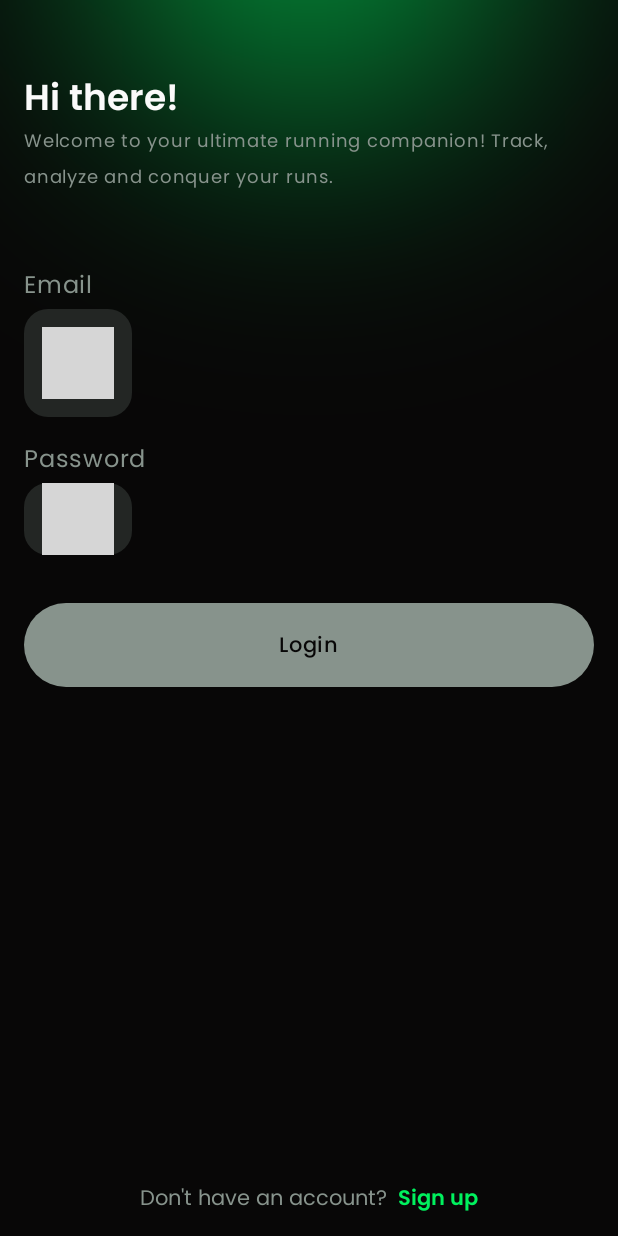
After one commit to galmax1/RunAway, an Android app built with Jetpack Compose: the composable LoginScreen shown on its own in the app's theme, on a phone screen of 412 x 824 dp. The commit adds this screen. Run offline under Robolectric (Android 15) with nearby library versions, the phone set to English and light mode, and no system bars; 4 statements that could not run were skipped; grey boxes are pictures that could not be loaded.

Commit message:
1.0 - Auth - Login screen - done

```diff
--- a/auth/domain/src/main/java/com/galmax/auth/domain/AuthRepository.kt
+++ b/auth/domain/src/main/java/com/galmax/auth/domain/AuthRepository.kt
@@ -5,6 +5,8 @@ import com.galmax.core.domain.util.EmptyResult
 
 interface AuthRepository {
 
+    suspend fun login(email: String, password: String): EmptyResult<DataError.Network>
+
     suspend fun register(email: String, password: String): EmptyResult<DataError.Network>
 
 }
--- a/auth/presentation/src/main/java/com/galmax/auth/presentation/di/AuthViewModelModule.kt
+++ b/auth/presentation/src/main/java/com/galmax/auth/presentation/di/AuthViewModelModule.kt
@@ -1,9 +1,11 @@
 package com.galmax.auth.presentation.di
 
+import com.galmax.auth.presentation.login.LoginViewModel
 import com.galmax.auth.presentation.register.RegisterViewModel
 import org.koin.androidx.viewmodel.dsl.viewModelOf
 import org.koin.dsl.module
 
 val authViewModelModule = module {
     viewModelOf(::RegisterViewModel)
+    viewModelOf(::LoginViewModel)
 }
--- a/auth/presentation/src/main/java/com/galmax/auth/presentation/login/LoginAction.kt
+++ b/auth/presentation/src/main/java/com/galmax/auth/presentation/login/LoginAction.kt
@@ -1,7 +1,7 @@
 package com.galmax.auth.presentation.login
 
 sealed interface LoginAction {
-    data object OmTogglePasswordVisibility: LoginAction
+    data object OnTogglePasswordVisibility: LoginAction
     data object OnLoginClick: LoginAction
     data object OnRegisterClick: LoginAction
 }
--- /dev/null
+++ b/auth/presentation/src/main/java/com/galmax/auth/presentation/login/LoginScreen.kt
@@ -0,0 +1,207 @@
+@file:OptIn(ExperimentalFoundationApi::class)
+
+package com.galmax.auth.presentation.login
+
+import android.widget.Toast
+import androidx.compose.foundation.ExperimentalFoundationApi
+import androidx.compose.foundation.layout.Box
+import androidx.compose.foundation.layout.Column
+import androidx.compose.foundation.layout.Spacer
+import androidx.compose.foundation.layout.fillMaxSize
+import androidx.compose.foundation.layout.fillMaxWidth
+import androidx.compose.foundation.layout.height
+import androidx.compose.foundation.layout.navigationBarsPadding
+import androidx.compose.foundation.layout.padding
+import androidx.compose.foundation.rememberScrollState
+import androidx.compose.foundation.text.ClickableText
+import androidx.compose.foundation.verticalScroll
+import androidx.compose.material3.MaterialTheme
+import androidx.compose.material3.Text
+import androidx.compose.runtime.Composable
+import androidx.compose.ui.Alignment
+import androidx.compose.ui.Modifier
+import androidx.compose.ui.platform.LocalContext
+import androidx.compose.ui.platform.LocalSoftwareKeyboardController
+import androidx.compose.ui.res.stringResource
+import androidx.compose.ui.text.SpanStyle
+import androidx.compose.ui.text.buildAnnotatedString
+import androidx.compose.ui.text.font.FontWeight
+import androidx.compose.ui.text.input.KeyboardType
+import androidx.compose.ui.text.withStyle
+import androidx.compose.ui.tooling.preview.Preview
+import androidx.compose.ui.unit.dp
+import androidx.compose.ui.unit.sp
+import com.galmax.auth.presentation.R
+import com.galmax.core.presentation.designsystem.EmailIcon
+import com.galmax.core.presentation.designsystem.Poppins
+import com.galmax.core.presentation.designsystem.RunAwayTheme
+import com.galmax.core.presentation.designsystem.components.GradientBackground
+import com.galmax.core.presentation.designsystem.components.RuniqueActionButton
+import com.galmax.core.presentation.designsystem.components.RuniquePasswordTextField
+import com.galmax.core.presentation.designsystem.components.RuniqueTextField
+import com.galmax.core.presentation.ui.ObserveAsEvents
+import org.koin.androidx.compose.koinViewModel
+
+@Composable
+fun LoginScreenRoot(
+    onLoginSuccess: () -> Unit,
+    onSignUpClick: () -> Unit,
+    viewModel: LoginViewModel = koinViewModel()
+) {
+    val context = LocalContext.current
+    val keyboardController = LocalSoftwareKeyboardController.current
+    ObserveAsEvents(flow = viewModel.events) { event ->
+        when (event) {
+            is LoginEvent.Error -> {
+                keyboardController?.hide()
+                Toast.makeText(
+                    context,
+                    event.error.asString(context),
+                    Toast.LENGTH_LONG
+                ).show()
+            }
+
+            LoginEvent.LoginSuccess -> {
+                keyboardController?.hide()
+                Toast.makeText(
+                    context,
+                    R.string.youre_logged_in,
+                    Toast.LENGTH_LONG
+                ).show()
+
+                onLoginSuccess()
+            }
+        }
+    }
+    LoginScreen(
+        state = viewModel.state,
+        onAction = { action ->
+            when (action) {
+                is LoginAction.OnRegisterClick -> onSignUpClick()
+                else -> Unit
+            }
+            viewModel.onAction(action)
+        }
+    )
+
+}
+
+@Composable
+private fun LoginScreen(
+    state: LoginState,
+    onAction: (LoginAction) -> Unit
+) {
+    GradientBackground {
+        Column(
+            modifier = Modifier
+                .verticalScroll(rememberScrollState())
+                .fillMaxSize()
+                .padding(horizontal = 16.dp)
+                .padding(vertical = 32.dp)
+                .padding(top = 16.dp)
+        ) {
+            Text(
+                text = stringResource(id = R.string.hi_there),
+                fontWeight = FontWeight.SemiBold,
+                style = MaterialTheme.typography.headlineMedium
+            )
+
+            Text(
+                text = stringResource(id = R.string.runique_welcome_text),
+                fontSize = 12.sp,
+                color = MaterialTheme.colorScheme.onSurfaceVariant
+            )
+
+            Spacer(modifier = Modifier.height(48.dp))
+
+            RuniqueTextField(
+                state = state.email,
+                startIcon = EmailIcon,
+                endIcon = null,
+                keyboardType = KeyboardType.Email,
+                hint = stringResource(id = R.string.example_email),
+                title = stringResource(id = R.string.email),
+                modifier = Modifier.fillMaxWidth()
+            )
+            Spacer(modifier = Modifier.height(16.dp))
+            RuniquePasswordTextField(
+                state = state.password,
+                isPasswordVisible = state.isPasswordVisible,
+                onTogglePasswordVisibility = {
+                    onAction(LoginAction.OnTogglePasswordVisibility)
+                },
+                hint = stringResource(id = R.string.password),
+                title = stringResource(id = R.string.password),
+                modifier = Modifier.fillMaxWidth()
+            )
+            Spacer(modifier = Modifier.height(32.dp))
+            RuniqueActionButton(
+                text = stringResource(id = R.string.login),
+                isLoading = state.isLoggingIn,
+                enabled = state.canLogin && !state.isLoggingIn,
+                onClick = {
+                    onAction(LoginAction.OnLoginClick)
+                }
+            )
+        }
+
+        val annotatedString = buildAnnotatedString {
+            withStyle(
+                style = SpanStyle(
+                    fontFamily = Poppins,
+                    color = MaterialTheme.colorScheme.onSurfaceVariant
+                )
+            ) {
+                append(stringResource(id = R.string.dont_have_an_account) + " ")
+            }
+            append(" ")
+            pushStringAnnotation(
+                tag = "clickable_text",
+                annotation = stringResource(id = R.string.sign_up)
+            )
+            withStyle(
+                style = SpanStyle(
+                    fontWeight = FontWeight.SemiBold,
+                    color = MaterialTheme.colorScheme.primary,
+                    fontFamily = Poppins
+                )
+            ) {
+                append(stringResource(id = R.string.sign_up))
+            }
+        }
+        Box(
+            modifier =
+            Modifier
+                .fillMaxWidth()
+                .navigationBarsPadding()
+                .padding(bottom = 16.dp)
+                .weight(1f),
+            contentAlignment = Alignment.BottomCenter
+        ) {
+            ClickableText(
+                text = annotatedString,
+                onClick = { offset ->
+                    annotatedString.getStringAnnotations(
+                        "clickable_text",
+                        start = offset,
+                        end = offset
+                    ).firstOrNull()?.let {
+                        onAction(LoginAction.OnRegisterClick)
+                    }
+                }
+            )
+        }
+    }
+
+}
+
+@Preview
+@Composable
+private fun LoginScreenPreview() {
+    RunAwayTheme {
+        LoginScreen(
+            state = LoginState(),
+            onAction = {}
+        )
+    }
+}
--- /dev/null
+++ b/auth/presentation/src/main/java/com/galmax/auth/presentation/login/LoginState.kt
@@ -0,0 +1,14 @@
+@file:OptIn(ExperimentalFoundationApi::class)
+
+package com.galmax.auth.presentation.login
+
+import androidx.compose.foundation.ExperimentalFoundationApi
+import androidx.compose.foundation.text2.input.TextFieldState
+
+data class LoginState(
+    val email: TextFieldState = TextFieldState(),
+    val password: TextFieldState = TextFieldState(),
+    val isPasswordVisible: Boolean = false,
+    val canLogin: Boolean = false,
+    val isLoggingIn: Boolean = false
+)
--- a/auth/presentation/src/main/res/values/strings.xml
+++ b/auth/presentation/src/main/res/values/strings.xml
@@ -19,4 +19,9 @@
     <string name="register">Register</string>
     <string name="error_email_exists">A user with that email already exists.</string>
     <string name="registration_successful">Registration successful! You can log in now.</string>
+    <string name="hi_there">Hi there!</string>
+    <string name="runique_welcome_text">Welcome to your ultimate running companion! Track, analyze and conquer your runs.</string>
+    <string name="dont_have_an_account">Don\'t have an account?</string>
+    <string name="youre_logged_in">You\'re logged in.</string>
+    <string name="error_email_password_incorrect">The email or password is incorrect.</string>
 </resources>
```
Also changed, not shown: app/src/main/java/com/galmax/runaway/NavigationRoot.kt (+31 -1 lines), auth/data/src/main/java/com/galmax/auth/data/AuthRepositoryImpl.kt (+27 -1 lines), auth/data/src/main/java/com/galmax/auth/data/LoginRequest.kt (added, +9 -0 lines), auth/data/src/main/java/com/galmax/auth/data/LoginResponse.kt (added, +11 -0 lines), auth/presentation/src/main/java/com/galmax/auth/presentation/login/LoginEvent.kt (added, +8 -0 lines), auth/presentation/src/main/java/com/galmax/auth/presentation/login/LoginViewModel.kt (added, +85 -0 lines), auth/presentation/src/main/java/com/galmax/auth/presentation/register/RegisterScreen.kt (+8 -2 lines).
